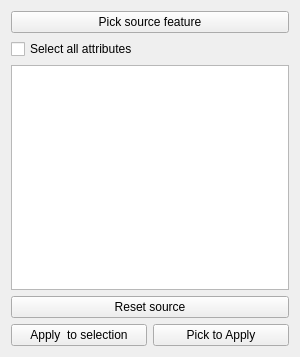
First picture: the form in ui_attributepainter.ui, repository enricofer/attributepainter, before the edit.
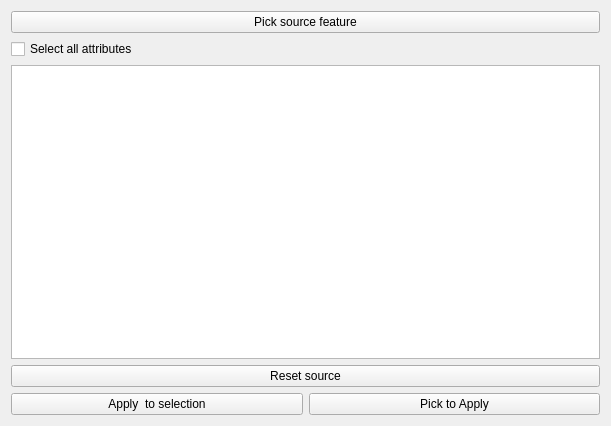
Second picture: the form after the edit.

Commit message: fix deleted layers issues and keep attrs choiches for source feats on the same layer

What changed in the file:
```diff
--- a/ui_attributepainter.ui
+++ b/ui_attributepainter.ui
@@ -6,10 +6,16 @@
    <rect>
     <x>0</x>
     <y>0</y>
-    <width>300</width>
-    <height>357</height>
+    <width>611</width>
+    <height>426</height>
    </rect>
   </property>
+  <property name="sizePolicy">
+   <sizepolicy hsizetype="Preferred" vsizetype="Preferred">
+    <horstretch>0</horstretch>
+    <verstretch>0</verstretch>
+   </sizepolicy>
+  </property>
   <property name="minimumSize">
    <size>
     <width>300</width>
@@ -18,8 +24,8 @@
   </property>
   <property name="maximumSize">
    <size>
-    <width>300</width>
-    <height>450</height>
+    <width>12000</width>
+    <height>12000</height>
    </size>
   </property>
   <property name="windowTitle">
```
Left out of the diff: 6 changed lines with no effect on the pictures. The commit also changes 1 other file.
